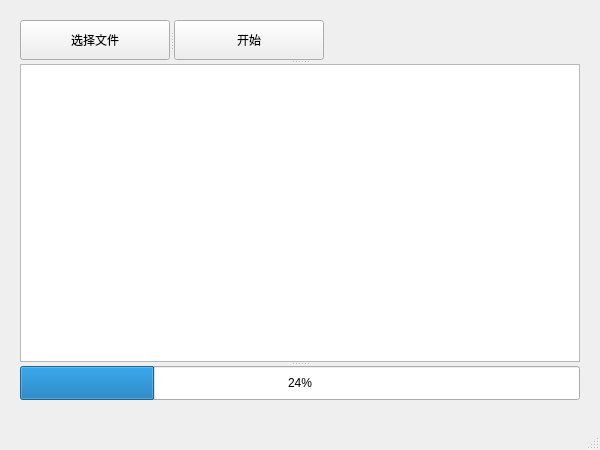
Before: the Qt Designer form mainwindow.ui in mlzmxy/UpgradeFlash, drawn with Qt 5.
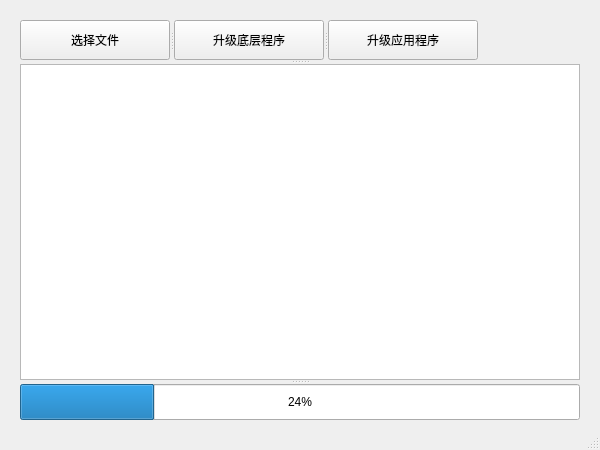
After: the same form once the commit is applied.

Commit message: 增加底层程序升级功能

```diff
--- a/mainwindow.ui
+++ b/mainwindow.ui
@@ -20,37 +20,37 @@
    <string>MainWindow</string>
   </property>
   <widget class="QWidget" name="centralWidget">
+   <property name="maximumSize">
+    <size>
+     <width>600</width>
+     <height>440</height>
+    </size>
+   </property>
    <widget class="QSplitter" name="splitter_2">
     <property name="geometry">
      <rect>
       <x>20</x>
       <y>20</y>
       <width>560</width>
-      <height>380</height>
+      <height>400</height>
      </rect>
     </property>
     <property name="minimumSize">
      <size>
       <width>560</width>
-      <height>380</height>
+      <height>400</height>
      </size>
     </property>
     <property name="maximumSize">
      <size>
-      <width>306</width>
-      <height>16777215</height>
+      <width>560</width>
+      <height>400</height>
      </size>
     </property>
     <property name="orientation">
      <enum>Qt::Vertical</enum>
     </property>
     <widget class="QSplitter" name="splitter">
-     <property name="maximumSize">
-      <size>
-       <width>306</width>
-       <height>40</height>
-      </size>
-     </property>
      <property name="orientation">
       <enum>Qt::Horizontal</enum>
      </property>
@@ -65,6 +65,17 @@
        <string>选择文件</string>
       </property>
      </widget>
+     <widget class="QPushButton" name="upgrade_local_button">
+      <property name="maximumSize">
+       <size>
+        <width>150</width>
+        <height>40</height>
+       </size>
+      </property>
+      <property name="text">
+       <string>升级底层程序</string>
+      </property>
+     </widget>
      <widget class="QPushButton" name="upgrade_button">
       <property name="maximumSize">
        <size>
@@ -73,7 +84,7 @@
        </size>
       </property>
       <property name="text">
-       <string>开始</string>
+       <string>升级应用程序</string>
       </property>
      </widget>
     </widget>
```
The commit also changes 6 other files.
